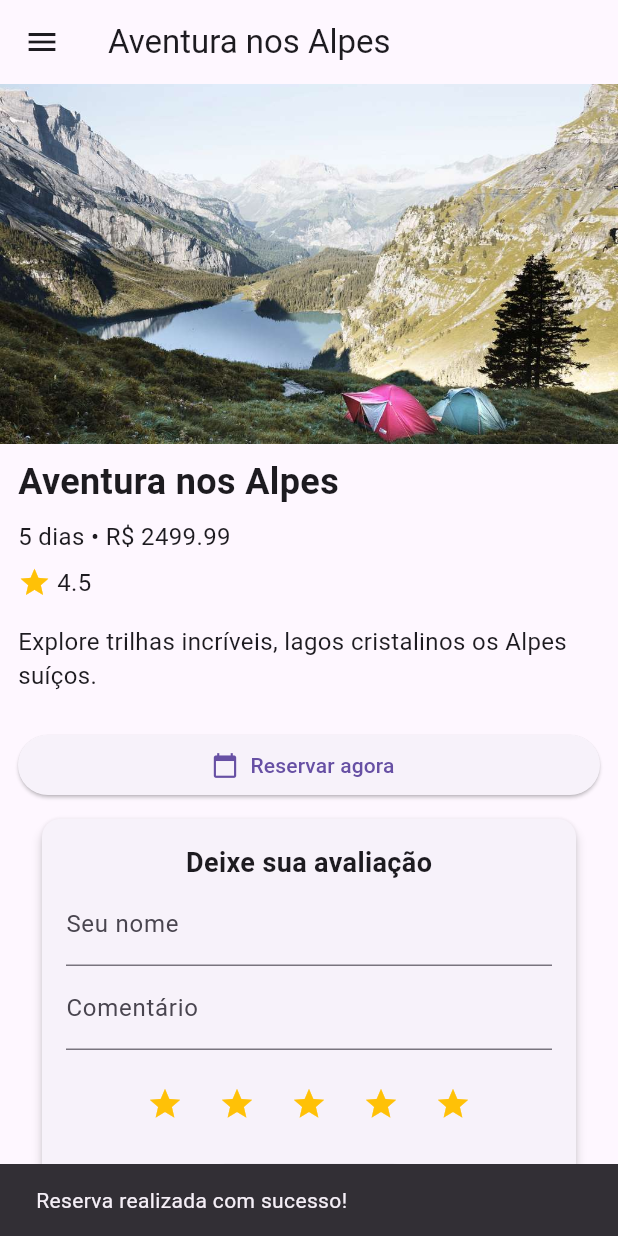
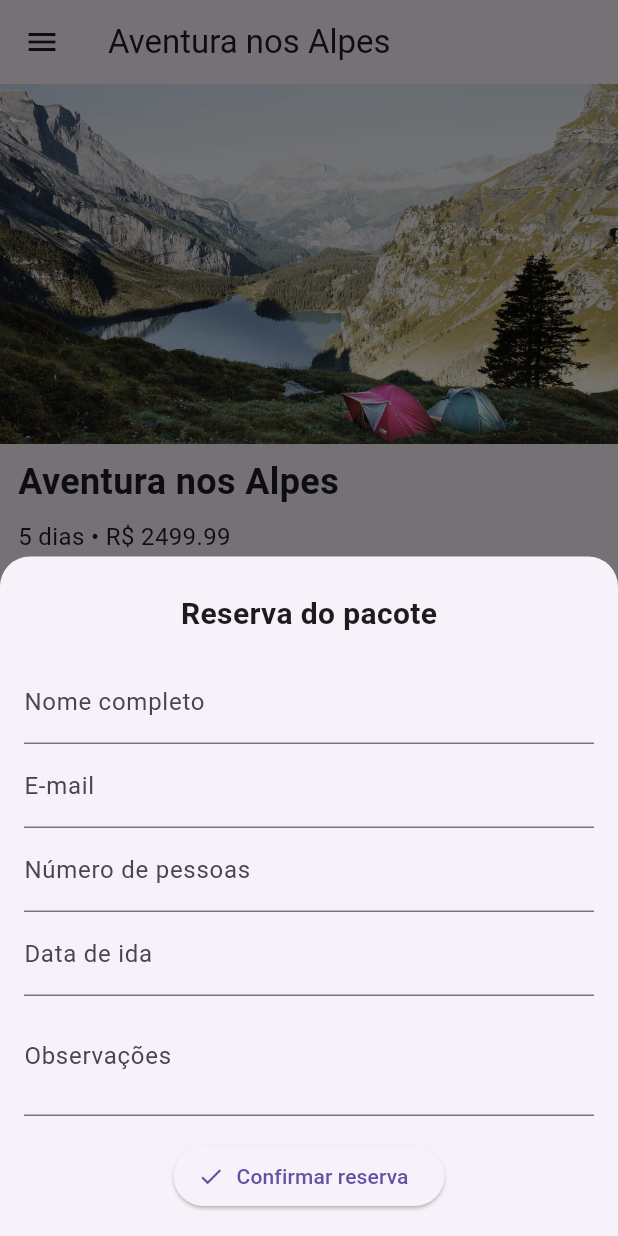
Before and after one commit to PedroAvilar/explore_mundo, a Flutter app: the PacoteDetalhesPage widget shown alone on an empty page, opened directly with sample values from the repository, after a tap on "Reservar agora", on a phone screen of 412 x 824 dp. Run offline on Flutter 3.47's test engine with Material 3 defaults, Android fonts, the phone set to English and light mode, and no system bars; our stand-ins replace share_plus.

Commit message:
Criação do modal para reserva do pacote.

```diff
--- a/lib/pages/pacote_detalhes_page.dart
+++ b/lib/pages/pacote_detalhes_page.dart
@@ -6,6 +6,7 @@ import 'package:explore_mundo/widgets/tela_base.dart';
 import 'package:explore_mundo/utils/media_avaliacoes.dart';
 import 'package:explore_mundo/widgets/avaliacao_widget.dart';
 import 'package:explore_mundo/widgets/formulario_avaliacao.dart';
+import 'package:explore_mundo/widgets/formulario_reserva.dart';
 
 //Tela que exibe os detalhes completos de um pacote
 class PacoteDetalhesPage extends StatefulWidget{
@@ -92,18 +93,14 @@ class _PacoteDetalhesPageState extends State<PacoteDetalhesPage> {
                 //Botão de reserva
                 SizedBox(
                   width: double.infinity,
+                  height: 60,
                   child: ElevatedButton.icon(
                     icon: const Icon(Icons.calendar_today),
                     label: const Text('Reservar agora'),
-                    onPressed: () {
-                      ScaffoldMessenger.of(context).showSnackBar(
-                        const SnackBar(
-                          content: Text('Reserva realizada com sucesso!'),
-                        ),
-                      );
-                    },
+                    onPressed: () => mostrarFormularioReserva(context),
                   ),
                 ),
+
                 //Formulário para adicionar nova avaliação
                 FormularioAvaliacao(onEnviar: _adicionarAvaliacao),
                 const SizedBox(height: 8),
--- /dev/null
+++ b/lib/widgets/formulario_reserva.dart
@@ -0,0 +1,108 @@
+import 'package:flutter/material.dart';
+
+//Widget para formulário de reserva
+void mostrarFormularioReserva(BuildContext context) {
+  //Chave para validar o formulário
+  final formKey = GlobalKey<FormState>();
+  //Controladores para capturar os dados dos campos
+  final nomeController = TextEditingController();
+  final emailController = TextEditingController();
+  final pessoasController = TextEditingController();
+  final dataController = TextEditingController();
+  final obsController = TextEditingController();
+
+  //Exibe o modal na tela
+  showModalBottomSheet(
+    context: context,
+    isScrollControlled: true,
+    shape: const RoundedRectangleBorder(
+      borderRadius: BorderRadius.vertical(top: Radius.circular(20)),
+    ),
+    builder: (context) {
+      return Padding(
+        padding: EdgeInsets.only(
+          left: 16,
+          right: 16,
+          top: 24,
+          bottom: MediaQuery.of(context).viewInsets.bottom + 16,
+        ),
+        child: Form(
+          key: formKey,
+          child: SingleChildScrollView(
+            child: Column(
+              mainAxisSize: MainAxisSize.min,
+              children: [
+                //Título do formulário
+                const Text(
+                  'Reserva do pacote',
+                  style: TextStyle(fontSize: 20, fontWeight: FontWeight.bold),
+                ),
+                const SizedBox(height: 16),
+                //Campo para nome
+                TextFormField(
+                  controller: nomeController,
+                  decoration: const InputDecoration(labelText: 'Nome completo'),
+                  validator: (value) => value!.isEmpty ? 'Digite seu nome' : null,
+                ),
+                //Campo para e-mail
+                TextFormField(
+                  controller: emailController,
+                  decoration: const InputDecoration(labelText: 'E-mail'),
+                  validator: (value) => value!.isEmpty ? 'Digite seu e-mail' : null,
+                ),
+                //Campo para quantidades de pessoas
+                TextFormField(
+                  controller: pessoasController,
+                  keyboardType: TextInputType.number,
+                  decoration: const InputDecoration(labelText: 'Número de pessoas'),
+                  validator: (value) => value!.isEmpty ? 'Informe o número' : null,
+                ),
+                //Campo para data de ida
+                TextFormField(
+                  controller: dataController,
+                  decoration: const InputDecoration(labelText: 'Data de ida'),
+                  onTap: () async {
+                    FocusScope.of(context).requestFocus(FocusNode());
+                    //Abre o seletor de data
+                    DateTime? dataSelecionada = await showDatePicker(
+                      context: context,
+                      initialDate: DateTime.now(),
+                      firstDate: DateTime.now(),
+                      lastDate: DateTime(2100),
+                    );
+                    //Preenche o campo com a data escolhida
+                    if (dataSelecionada != null) {
+                      dataController.text = '${dataSelecionada.day}/${dataSelecionada.month}/${dataSelecionada.year}';
+                    }
+                  },
+                  validator: (value) => value!.isEmpty ? 'Escolha uma data' : null,
+                ),
+                //Campo opcional para observações
+                TextFormField(
+                  controller: obsController,
+                  decoration: const InputDecoration(labelText: 'Observações'),
+                  maxLines: 2,
+                ),
+                const SizedBox(height: 16),
+                //Botão de confirmar
+                ElevatedButton.icon(
+                  icon: const Icon(Icons.check),
+                  label: const Text('Confirmar reserva'),
+                  onPressed: () {
+                    if (formKey.currentState!.validate()) {
+                      Navigator.pop(context);
+                      //Mensagem de sucesso
+                      ScaffoldMessenger.of(context).showSnackBar(
+                        const SnackBar(content: Text('Reserva realizada com sucesso!')),
+                      );
+                    }
+                  },
+                ),
+              ],
+            ),
+          ),
+        ),
+      );
+    },
+  );
+}
```
